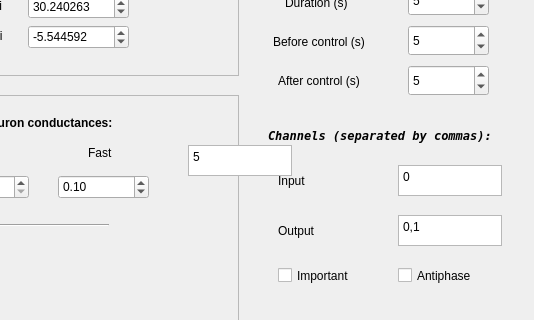
Before: the Qt Designer form gui/rtbiomanager.ui in GNB-UAM/RTHybrid, drawn with Qt 5; both pictures show x 752 to 1286 and y 85 to 405 of the 1286 by 716 pixel window.
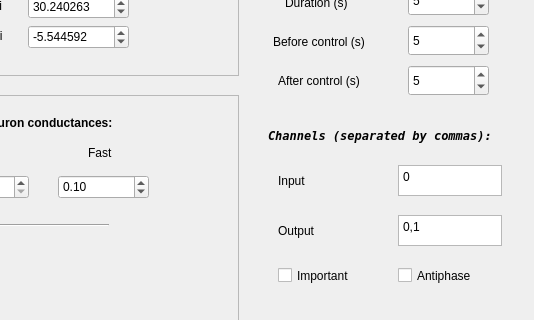
After: the same form once the commit is applied.

Diff of the .ui file:
```diff
--- a/gui/rtbiomanager.ui
+++ b/gui/rtbiomanager.ui
@@ -1530,19 +1530,6 @@
      <string>Burst/s</string>
     </property>
    </widget>
-   <widget class="QPlainTextEdit" name="cosa_tmp">
-    <property name="geometry">
-     <rect>
-      <x>940</x>
-      <y>230</y>
-      <width>104</width>
-      <height>31</height>
-     </rect>
-    </property>
-    <property name="plainText">
-     <string>5</string>
-    </property>
-   </widget>
   </widget>
  </widget>
  <layoutdefault spacing="6" margin="11"/>
```
